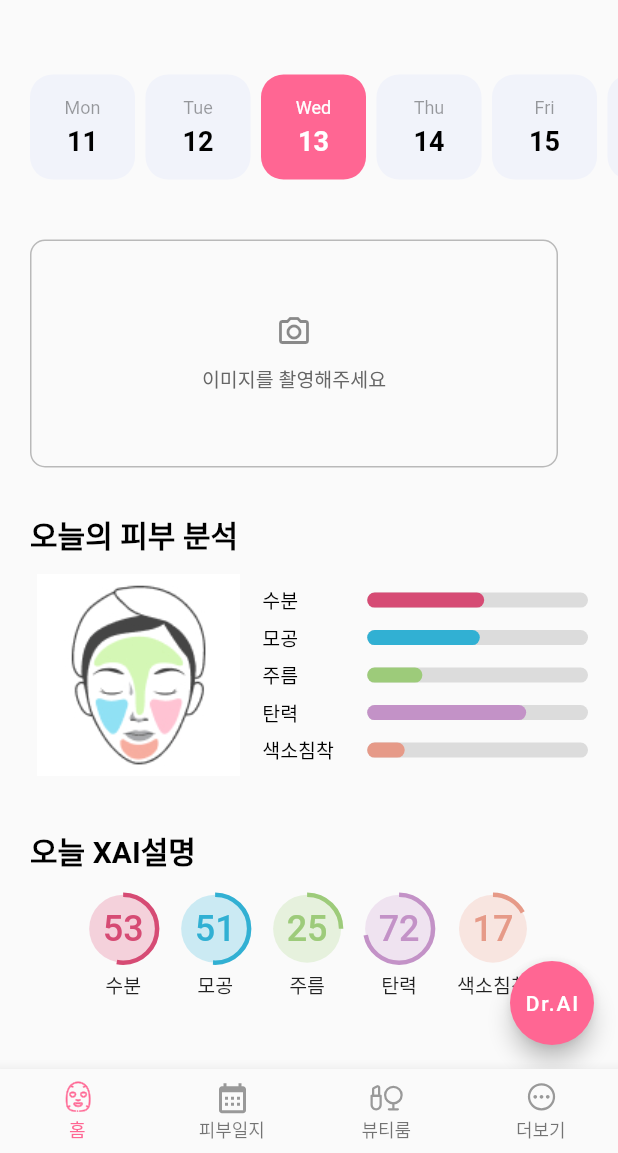
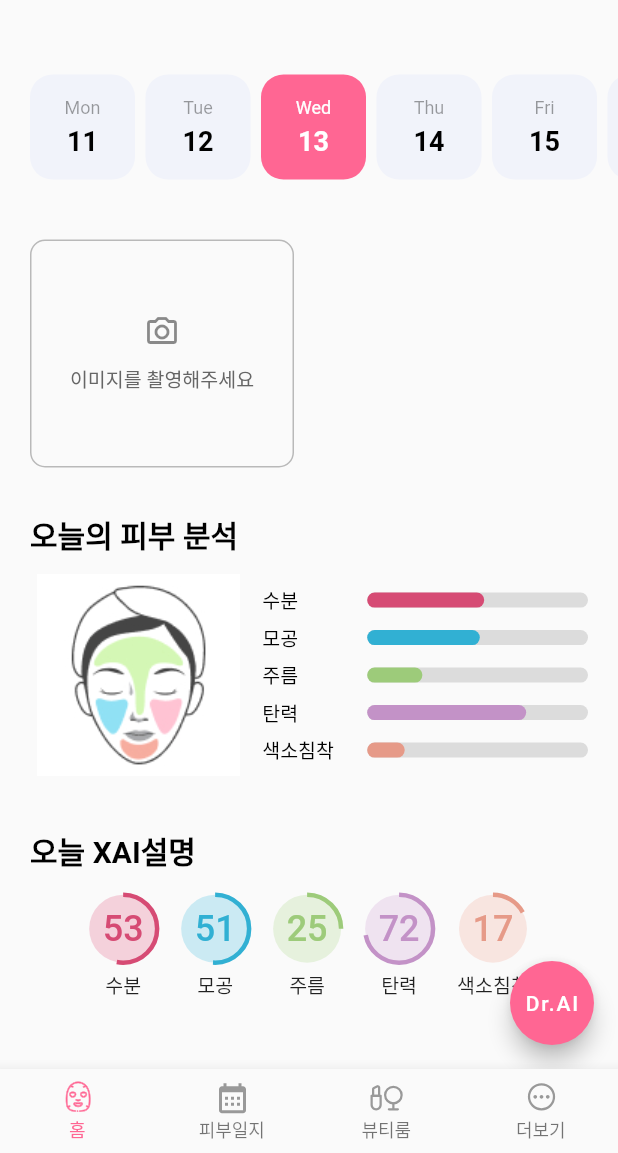
Before and after one commit to cansoftweb/skin-diary, a Flutter app: the screen it shows after launch, after a tap on "스다 쓰기", on a phone screen of 412 x 824 dp, the part 83-1236 px from its top. Run offline on Flutter 3.47's test engine with Material 2 defaults, Android fonts, the light colour scheme and no system bars; our stand-ins replace bloc, camera, fl_chart, flutter_bloc, flutter_svg, get and 1 more; network calls fail; Roboto replaces fonts that are missing (NotoSansKR).

Commit message:
fix: 촬영 이미지 저장 폴더 변경

```diff
--- a/lib/module/home/home_photo.dart
+++ b/lib/module/home/home_photo.dart
@@ -27,14 +27,27 @@ class _HomePhotoState extends State<HomePhoto> {
 
   Future<void> _loadFirstImage() async {
     final directory = await getApplicationDocumentsDirectory();
+    // img 폴더 경로 설정
+    String imgFolderPath = '${directory.path}/img';
+
     final List<FileSystemEntity> files = directory.listSync();
+
+    // img 폴더가 있는지 확인하고 없다면 생성
+    Directory imgFolder = Directory(imgFolderPath);
+    if (!(await imgFolder.exists())) {
+      imgFolder.createSync(recursive: true);
+    }
+
+    List<FileSystemEntity> fileList = imgFolder.listSync();
 
     var filter = files.whereType<File>().toList();
 
-    if (filter.isNotEmpty) {
+    if (fileList.isNotEmpty) {
       // 디렉토리에 파일이 존재하는 경우, 첫 번째 파일을 불러옵니다.
-      _imageFile = File(filter.first.path);
-      setState(() {}); // UI를 갱신하여 이미지를 표시합니다.
+
+      setState(() {
+        _imageFile = File(fileList.first.path);
+      }); // UI를 갱신하여 이미지를 표시합니다.
 
       Get.find<PerCentController>().updateData();
     }
@@ -91,6 +104,7 @@ class _HomePhotoState extends State<HomePhoto> {
             ),
           ),
           const SizedBox(width: 20),
+          if (_imageFile == null) Expanded(child: Container()),
           if (_imageFile != null)
             Expanded(
               child: Container(
--- a/lib/screen/camera_screen.dart
+++ b/lib/screen/camera_screen.dart
@@ -135,7 +135,8 @@ class _CameraScreenState extends State<CameraScreen> {
 
             // 사진 저장
             final directory = await getApplicationDocumentsDirectory();
-            final imagePath = '${directory.path}/image_${DateTime.now()}.png';
+            final imagePath =
+                '${directory.path}/img/image_${DateTime.now()}.png';
 
             // 모든 파일 삭제
             directory.listSync().forEach((entity) {
```
